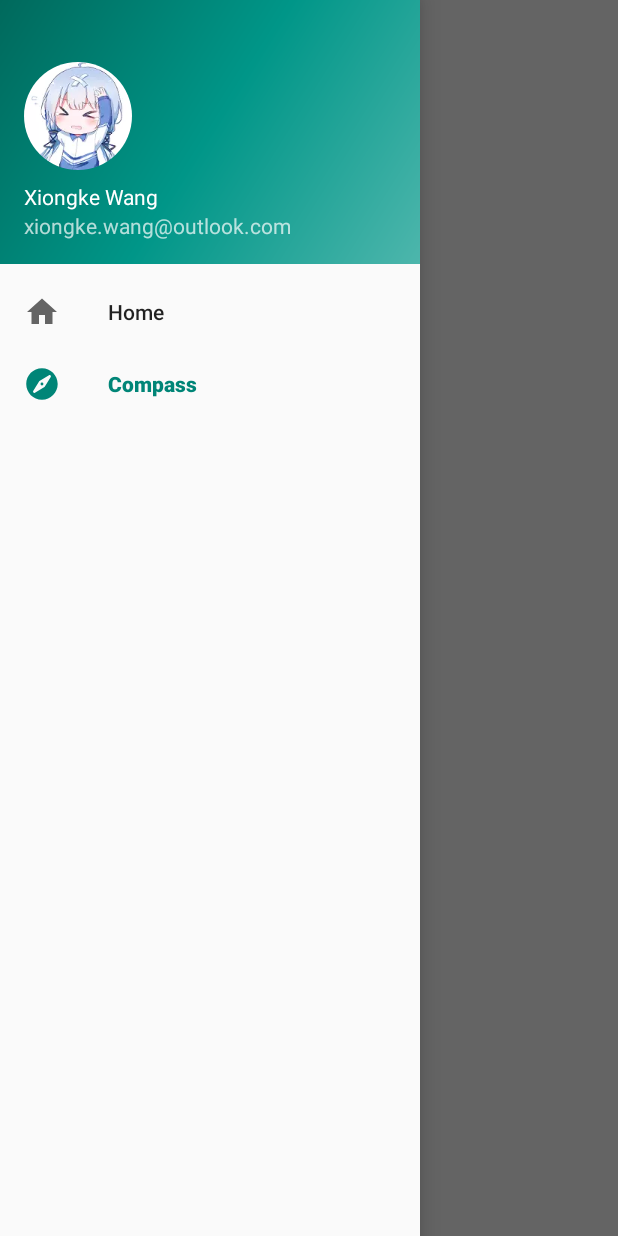
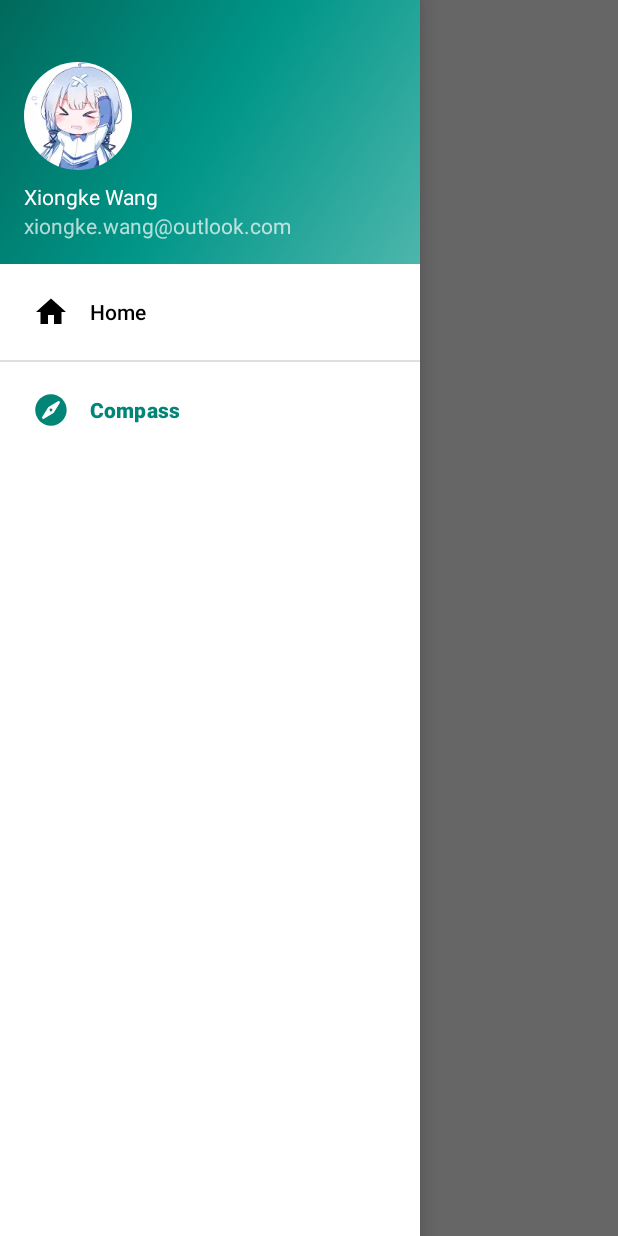
Before and after one commit to PlasticUncle/Sundries, an Android app: the CompassFragment screen opened through its navigation route, with the side drawer open, on a phone screen of 412 x 824 dp. Run offline under Robolectric (Android 15) with nearby library versions, the phone set to English and light mode, and no system bars; our stand-ins replace navigation-ui; pictures from the network do not load.

```diff
--- a/app/src/main/AndroidManifest.xml
+++ b/app/src/main/AndroidManifest.xml
@@ -5,6 +5,8 @@
 
     <uses-permission android:name="android.permission.ACCESS_COARSE_LOCATION" />
     <uses-permission android:name="android.permission.ACCESS_FINE_LOCATION" />
+    <uses-permission android:name="android.permission.INTERNET" />
+    <uses-permission android:name="android.permission.BODY_SENSORS" />
 
     <application
         android:allowBackup="true"
--- a/app/src/main/java/com/floatke/sundries/compass/CompassFragment.kt
+++ /dev/null
@@ -1,38 +0,0 @@
-/*
- * Copyright 2019 floatke@outlook.com
- *
- * Licensed under the Apache License, Version 2.0 (the "License");
- * you may not use this file except in compliance with the License.
- * You may obtain a copy of the License at
- *
- *     http://www.apache.org/licenses/LICENSE-2.0
- *
- * Unless required by applicable law or agreed to in writing, software
- * distributed under the License is distributed on an "AS IS" BASIS,
- * WITHOUT WARRANTIES OR CONDITIONS OF ANY KIND, either express or implied.
- * See the License for the specific language governing permissions and
- * limitations under the License.
- */
-
-package com.floatke.sundries.compass
-
-
-import android.os.Bundle
-import androidx.fragment.app.Fragment
-import android.view.LayoutInflater
-import android.view.View
-import android.view.ViewGroup
-
-import com.floatke.sundries.R
-
-class CompassFragment : Fragment() {
-
-    override fun onCreateView(
-        inflater: LayoutInflater, container: ViewGroup?,
-        savedInstanceState: Bundle?
-    ): View? {
-        return inflater.inflate(R.layout.fragment_compass, container, false)
-    }
-
-
-}
--- /dev/null
+++ b/app/src/main/java/com/floatke/sundries/extensions/FragmentEx.kt
@@ -0,0 +1,17 @@
+package com.floatke.sundries.extensions
+
+import android.content.pm.PackageManager
+import androidx.core.content.ContextCompat
+import androidx.fragment.app.Fragment
+
+/**
+ * Created on 2019/8/6
+ * @author Xiongke Wang
+ */
+
+/**
+ * extension for check permission
+ */
+fun Fragment.allPermissionGranted(permissions: Array<String>) = permissions.all {
+    ContextCompat.checkSelfPermission(this.requireContext(), it) == PackageManager.PERMISSION_GRANTED
+}
--- /dev/null
+++ b/app/src/main/java/com/floatke/sundries/view/compass/CompassFragment.kt
@@ -0,0 +1,102 @@
+/*
+ * Copyright 2019 floatke@outlook.com
+ *
+ * Licensed under the Apache License, Version 2.0 (the "License");
+ * you may not use this file except in compliance with the License.
+ * You may obtain a copy of the License at
+ *
+ *     http://www.apache.org/licenses/LICENSE-2.0
+ *
+ * Unless required by applicable law or agreed to in writing, software
+ * distributed under the License is distributed on an "AS IS" BASIS,
+ * WITHOUT WARRANTIES OR CONDITIONS OF ANY KIND, either express or implied.
+ * See the License for the specific language governing permissions and
+ * limitations under the License.
+ */
+
+package com.floatke.sundries.view.compass
+
+
+import android.Manifest
+import android.os.Bundle
+import android.util.Log
+import android.view.LayoutInflater
+import android.view.View
+import android.view.ViewGroup
+import android.widget.Toast
+import androidx.fragment.app.Fragment
+import androidx.lifecycle.Observer
+import androidx.lifecycle.ViewModelProviders
+import com.floatke.sundries.R
+import com.floatke.sundries.extensions.allPermissionGranted
+import com.floatke.sundries.viewmodel.LocationViewFactory
+import com.floatke.sundries.viewmodel.LocationViewModel
+
+private val REQUEST_PERMISSIONS = arrayOf(
+    Manifest.permission.ACCESS_COARSE_LOCATION,
+    Manifest.permission.ACCESS_FINE_LOCATION,
+    Manifest.permission.BODY_SENSORS
+)
+
+private const val REQUEST_PERMISSION_CODE = 10
+
+private const val TAG = "CompassFragment"
+
+class CompassFragment : Fragment() {
+
+    private lateinit var locationViewModel: LocationViewModel
+
+    override fun onCreateView(
+        inflater: LayoutInflater, container: ViewGroup?,
+        savedInstanceState: Bundle?
+    ): View? {
+        return inflater.inflate(R.layout.fragment_compass, container, false)
+    }
+
+    override fun onResume() {
+        super.onResume()
+        if (!allPermissionGranted(REQUEST_PERMISSIONS)) {
+            requestPermissions(
+                REQUEST_PERMISSIONS,
+                REQUEST_PERMISSION_CODE
+            )
+            if (::locationViewModel.isInitialized) {
+                locationViewModel.stop()
+            }
+            return
+        }
+        if (::locationViewModel.isInitialized) {
+            locationViewModel.start()
+        } else {
+            startObserverLocation()
+        }
+    }
+
+    override fun onRequestPermissionsResult(requestCode: Int, permissions: Array<out String>, grantResults: IntArray) {
+        super.onRequestPermissionsResult(requestCode, permissions, grantResults)
+        if (REQUEST_PERMISSION_CODE == requestCode) {
+            if (!allPermissionGranted(REQUEST_PERMISSIONS)) {
+                Toast.makeText(
+                    requireContext(),
+                    R.string.feature_incomplete_with_no_permissions,
+                    Toast.LENGTH_LONG
+                ).show()
+            } else {
+                startObserverLocation()
+            }
+        }
+    }
+
+    private fun startObserverLocation() {
+        if (!::locationViewModel.isInitialized) {
+            locationViewModel =
+                ViewModelProviders.of(this, LocationViewFactory(requireContext())).get(LocationViewModel::class.java)
+            locationViewModel.location.observe(this, Observer {
+                Log.d(TAG, "location : $it")
+            })
+            locationViewModel.locationStatus.observe(this, Observer {
+                Log.d(TAG, "location : $it")
+            })
+        }
+    }
+}
--- /dev/null
+++ b/app/src/main/java/com/floatke/sundries/viewmodel/LocationViewFactory.kt
@@ -0,0 +1,33 @@
+package com.floatke.sundries.viewmodel
+
+import android.content.Context
+import androidx.lifecycle.ViewModel
+import androidx.lifecycle.ViewModelProvider
+import java.lang.reflect.InvocationTargetException
+
+/**
+ * Created on 2019/8/6
+ * @author Xiongke Wang
+ */
+class LocationViewFactory(private val context: Context) : ViewModelProvider.Factory {
+
+
+    override fun <T : ViewModel?> create(modelClass: Class<T>): T {
+
+        if (LocationViewModel::class.java.isAssignableFrom(modelClass)) {
+            try {
+                return modelClass.getConstructor(Context::class.java).newInstance(context)
+            } catch (e: NoSuchMethodException) {
+                throw RuntimeException("Cannot create an instance of $modelClass", e)
+            } catch (e: IllegalAccessException) {
+                throw RuntimeException("Cannot create an instance of $modelClass", e)
+            } catch (e: InstantiationException) {
+                throw RuntimeException("Cannot create an instance of $modelClass", e)
+            } catch (e: InvocationTargetException) {
+                throw RuntimeException("Cannot create an instance of $modelClass", e)
+            }
+
+        }
+        throw RuntimeException("Cannot create an instance of $modelClass")
+    }
+}
--- /dev/null
+++ b/app/src/main/java/com/floatke/sundries/viewmodel/LocationViewModel.kt
@@ -0,0 +1,112 @@
+package com.floatke.sundries.viewmodel
+
+import android.annotation.SuppressLint
+import android.content.Context
+import android.location.Criteria
+import android.location.Location
+import android.location.LocationListener
+import android.location.LocationManager
+import android.os.Bundle
+import android.os.Handler
+import android.util.Log
+import androidx.core.location.LocationManagerCompat
+import androidx.lifecycle.MutableLiveData
+import androidx.lifecycle.ViewModel
+import com.floatke.sundries.model.LocationStatusModel
+import kotlinx.coroutines.Dispatchers
+import kotlinx.coroutines.GlobalScope
+import kotlinx.coroutines.launch
+
+private const val TAG = "LocationViewModel"
+
+/**
+ * Created on 2019/8/6
+ * @author Xiongke Wang
+ */
+//fixme callback of LocationListener never be invoked
+class LocationViewModel(context: Context) : ViewModel(), LocationListener {
+    private val locationManager = context.getSystemService(LocationManager::class.java)
+    @Volatile
+    private var registered = false
+    private val criteria: Criteria = Criteria().apply {
+        accuracy = Criteria.ACCURACY_FINE
+        isCostAllowed = true
+        horizontalAccuracy = Criteria.ACCURACY_HIGH
+        verticalAccuracy = Criteria.ACCURACY_HIGH
+        speedAccuracy = Criteria.ACCURACY_HIGH
+        bearingAccuracy = Criteria.ACCURACY_HIGH
+        powerRequirement = Criteria.POWER_HIGH
+        isAltitudeRequired = true
+        isBearingRequired = true
+        isSpeedRequired = true
+        isCostAllowed = true
+    }
+
+    val locationStatus: MutableLiveData<LocationStatusModel> = MutableLiveData()
+    val location: MutableLiveData<Location> = MutableLiveData()
+
+    init {
+        register()
+    }
+
+    private fun register() {
+        if (registered) return
+        try {
+            Log.d(TAG, "$this register for location ${LocationManagerCompat.isLocationEnabled(locationManager)}")
+            locationManager.requestSingleUpdate(criteria, this, null)
+            val provider = LocationManager.NETWORK_PROVIDER
+            locationManager.getLastKnownLocation(provider)?.apply {
+                onLocationChanged(this)
+            }
+            Log.d(TAG, "provider is $provider")
+            locationManager.requestLocationUpdates(LocationManager.NETWORK_PROVIDER, 0, 0F, this)
+            locationManager.requestLocationUpdates(LocationManager.GPS_PROVIDER, 0, 0F, this)
+            registered = true
+        } catch (se: SecurityException) {
+            // ignore
+        } catch (ie: IllegalArgumentException) {
+            // ignore
+        }
+    }
+
+    fun start() {
+        register()
+    }
+
+    @SuppressLint("MissingPermission")
+    fun stop() {
+        if (registered) {
+            Log.d(TAG, "$this unregister for location")
+            locationManager.removeUpdates(this)
+            registered = false
+        }
+    }
+
+    override fun onLocationChanged(location: Location) {
+        Log.d(TAG, "onLocationChanged: $location")
+        GlobalScope.launch(Dispatchers.Main) {
+            this@LocationViewModel.location.value = location
+        }
+    }
+
+    override fun onStatusChanged(provider: String, status: Int, extras: Bundle) {
+        Log.d(TAG, "onStatusChanged: $provider $status ${extras.keySet()}")
+        GlobalScope.launch(Dispatchers.Main) {
+            locationStatus.value = LocationStatusModel(provider, status, extras)
+        }
+    }
+
+    override fun onProviderEnabled(provider: String) {
+        Log.d(TAG, "$provider is enabled")
+    }
+
+    override fun onProviderDisabled(provider: String) {
+        Log.d(TAG, "$provider is disabled")
+    }
+
+    override fun onCleared() {
+        super.onCleared()
+        stop()
+    }
+
+}
--- a/app/src/main/res/layout/fragment_compass.xml
+++ b/app/src/main/res/layout/fragment_compass.xml
@@ -18,7 +18,7 @@
     xmlns:tools="http://schemas.android.com/tools"
     android:layout_width="match_parent"
     android:layout_height="match_parent"
-    tools:context=".compass.CompassFragment">
+    tools:context=".view.compass.CompassFragment">
 
     <TextView
         android:layout_width="match_parent"
--- a/app/src/main/res/layout/nav_header_main.xml
+++ b/app/src/main/res/layout/nav_header_main.xml
@@ -21,14 +21,15 @@
         app:srcCompat="@mipmap/ic_launcher_round" />
 
     <TextView
-        android:layout_width="match_parent"
+        android:id="@+id/tv_author"
+        android:layout_width="wrap_content"
         android:layout_height="wrap_content"
         android:paddingTop="@dimen/nav_header_vertical_spacing"
         android:text="@string/nav_header_title"
         android:textAppearance="@style/TextAppearance.AppCompat.Body1" />
 
     <TextView
-        android:id="@+id/textView"
+        android:id="@+id/tv_mail"
         android:layout_width="wrap_content"
         android:layout_height="wrap_content"
         android:text="@string/nav_header_subtitle" />
--- a/app/src/main/res/menu/activity_main_drawer.xml
+++ b/app/src/main/res/menu/activity_main_drawer.xml
@@ -2,10 +2,12 @@
 <menu xmlns:android="http://schemas.android.com/apk/res/android"
     xmlns:tools="http://schemas.android.com/tools"
     tools:showIn="navigation_view">
-    <item
-        android:id="@id/nav_home"
-        android:icon="@drawable/ic_home"
-        android:title="@string/menu_home" />
+    <group android:id="@+id/home">
+        <item
+            android:id="@id/nav_home"
+            android:icon="@drawable/ic_home"
+            android:title="@string/menu_home" />
+    </group>
     <item
         android:id="@id/nav_compass"
         android:icon="@drawable/ic_compass"
--- a/app/src/main/res/navigation/navigation_main.xml
+++ b/app/src/main/res/navigation/navigation_main.xml
@@ -28,7 +28,7 @@
     </fragment>
     <fragment
         android:id="@+id/nav_compass"
-        android:name="com.floatke.sundries.compass.CompassFragment"
+        android:name="com.floatke.sundries.view.compass.CompassFragment"
         tools:layout="@layout/fragment_compass">
 
     </fragment>
--- a/app/src/main/res/values/colors.xml
+++ b/app/src/main/res/values/colors.xml
@@ -3,4 +3,7 @@
     <color name="colorPrimary">#008577</color>
     <color name="colorPrimaryDark">#00574B</color>
     <color name="colorAccent">#D81B60</color>
+<!--    <color name="colorPrimary">#3F51B5</color>
+    <color name="colorPrimaryDark">#303F9F</color>
+    <color name="colorAccent">#FF4081</color>-->
 </resources>
--- a/app/src/main/res/values/strings.xml
+++ b/app/src/main/res/values/strings.xml
@@ -17,4 +17,5 @@
 
     <!-- TODO: Remove or change this placeholder text -->
     <string name="hello_blank_fragment">Hello blank fragment</string>
+    <string name="feature_incomplete_with_no_permissions">Some feature is disabled with permission not granted</string>
 </resources>
--- a/app/src/main/res/values/styles.xml
+++ b/app/src/main/res/values/styles.xml
@@ -1,7 +1,7 @@
 <resources>
 
     <!-- Base application theme. -->
-    <style name="AppTheme" parent="Theme.AppCompat.Light.DarkActionBar">
+    <style name="AppTheme" parent="Theme.MaterialComponents.Light.DarkActionBar">
         <!-- Customize your theme here. -->
         <item name="colorPrimary">@color/colorPrimary</item>
         <item name="colorPrimaryDark">@color/colorPrimaryDark</item>
@@ -11,7 +11,7 @@
         <item name="windowActionBar">false</item>
         <item name="windowNoTitle">true</item>
     </style>
-    <style name="AppTheme.AppBarOverlay" parent="ThemeOverlay.AppCompat.Dark.ActionBar"/>
-    <style name="AppTheme.PopupOverlay" parent="ThemeOverlay.AppCompat.Light"/>
+    <style name="AppTheme.AppBarOverlay" parent="ThemeOverlay.MaterialComponents.Dark.ActionBar"/>
+    <style name="AppTheme.PopupOverlay" parent="ThemeOverlay.MaterialComponents.Light"/>
 
 </resources>
--- a/build.gradle
+++ b/build.gradle
@@ -4,6 +4,8 @@ buildscript {
     ext {
         kotlin_version = '1.3.41'
         nav_version = '2.1.0-beta02'
+        coroutines_version = '1.3.0-RC'
+        archLifecycle_version = '2.2.0-alpha02'
     }
     repositories {
         google()
```
Also changed, not shown: app/build.gradle (+12 -0 lines), app/src/main/java/com/floatke/sundries/model/DirectionModel.kt (added, +8 -0 lines), app/src/main/java/com/floatke/sundries/model/LocationModel.kt (added, +13 -0 lines), app/src/main/java/com/floatke/sundries/viewmodel/DirectionViewModel.kt (added, +52 -0 lines).
